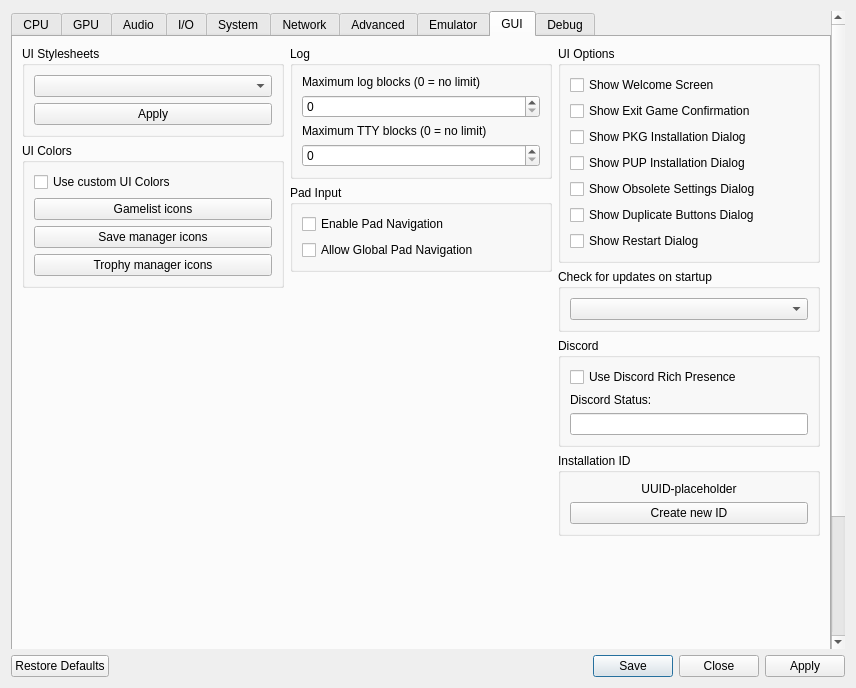
The window that rpcs3/rpcs3qt/settings_dialog.ui (RPCS3/rpcs3) describes before a commit, drawn with Qt 5.
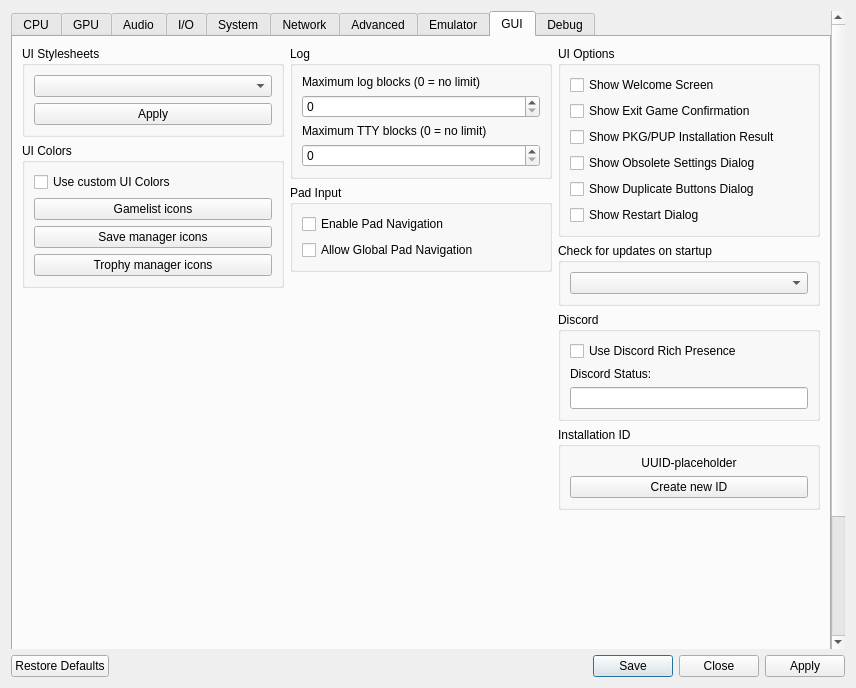
The same window after the commit. The open tabs and pages were chosen to show the change. Icons and pictures are not drawn.

Commit message: ui: Merge pkg/pup install dialog options

```diff
--- a/rpcs3/rpcs3qt/settings_dialog.ui
+++ b/rpcs3/rpcs3qt/settings_dialog.ui
@@ -4014,14 +4014,7 @@
                <item>
                 <widget class="QCheckBox" name="cb_show_pkg_install">
                  <property name="text">
-                  <string>Show PKG Installation Dialog</string>
-                 </property>
-                </widget>
-               </item>
-               <item>
-                <widget class="QCheckBox" name="cb_show_pup_install">
-                 <property name="text">
-                  <string>Show PUP Installation Dialog</string>
+                  <string>Show PKG/PUP Installation Result</string>
                  </property>
                 </widget>
                </item>
```
The commit also changes 2 other files.
